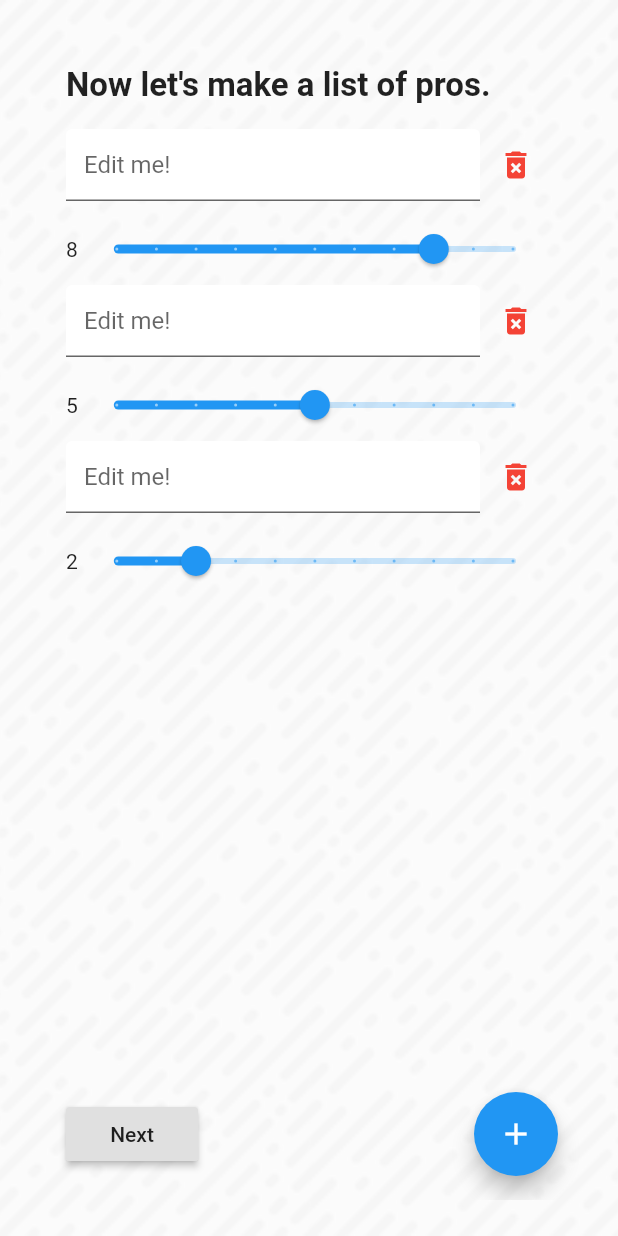
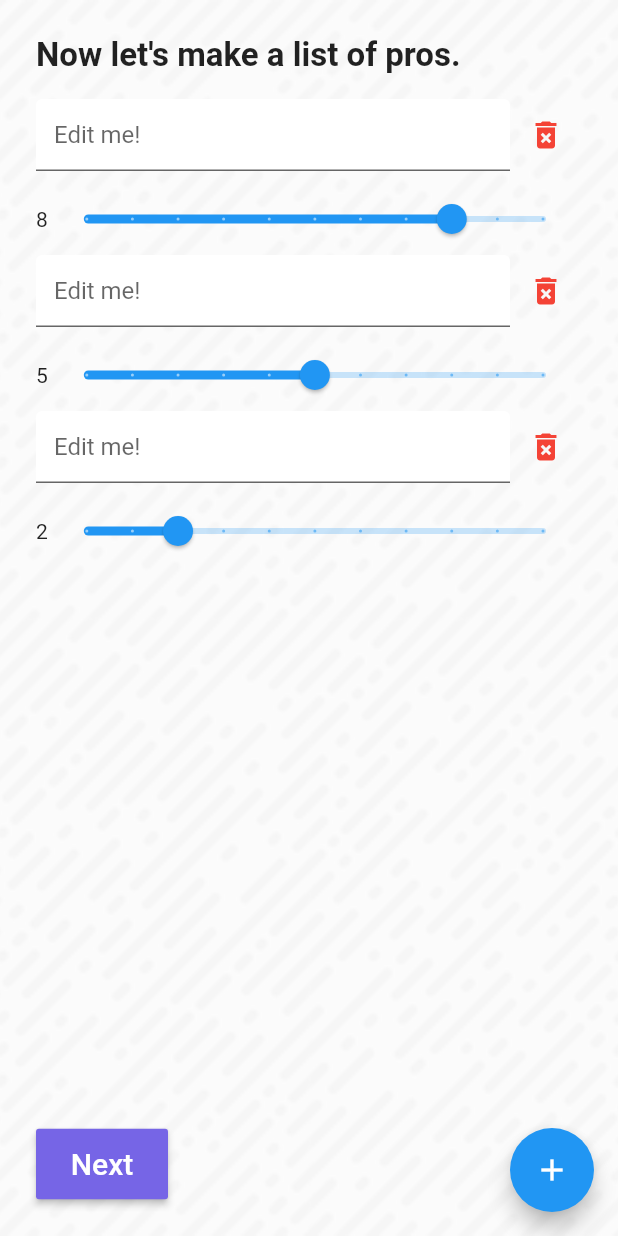
Before and after one commit to g33kidd/pros_and_cons, a Flutter app: the CreateScreen screen opened by its route, after a tap on "Next", on a phone screen of 412 x 824 dp. Run offline on Flutter 3.47's test engine with Material 2 defaults, Android fonts, the phone set to English and light mode, and no system bars; our stand-ins replace package_info.

Commit message:
Changed a bunch of textediting stuff, updated some design

```diff
--- a/lib/pages/objective.dart
+++ b/lib/pages/objective.dart
@@ -29,7 +29,7 @@
       behavior: HitTestBehavior.opaque,
       onTap: () => FocusScope.of(context).requestFocus(new FocusNode()),
       child: Container(
-        padding: const EdgeInsets.all(20.0),
+        padding: const EdgeInsets.all(24.0),
         child: Column(
           crossAxisAlignment: CrossAxisAlignment.start,
           mainAxisAlignment: MainAxisAlignment.start,
--- a/lib/pages/option_list.dart
+++ b/lib/pages/option_list.dart
@@ -30,6 +30,29 @@
     Option(title: "", importance: 2),
   ];
 
+  final List<TextEditingController> _textControllers = [];
+
+  @override
+  void initState() {
+    // TODO: implement initState
+    super.initState();
+
+    options.forEach((f) {
+      final controller = TextEditingController();
+      controller.text = f.title;
+      controller.addListener(() {
+        f.title = controller.text;
+      });
+      _textControllers.add(controller);
+    });
+  }
+
+  @override
+  void dispose() {
+    super.dispose();
+    _textControllers.forEach((f) => f.dispose());
+  }
+
   @override
   Widget build(BuildContext context) {
     TextStyle _headerText = TextStyle(
@@ -47,7 +70,7 @@
       floatingActionButton: FloatingActionButton(
         child: Icon(Icons.add),
         onPressed: () {
-          options.add(Option(title: "Edit me", importance: 0));
+          options.add(Option(title: "", importance: 2));
           FocusScope.of(context).requestFocus(new FocusNode());
           setState(() {});
           listController.animateTo(
@@ -55,11 +78,17 @@
             duration: Duration(milliseconds: 400),
             curve: Curves.ease,
           );
+          Option option = options.last;
+          final controller = TextEditingController();
+          controller.addListener(() {
+            option.title = controller.text;
+          });
+          _textControllers.add(controller);
           widget.onChanged(options);
         },
       ),
       body: Container(
-        padding: EdgeInsets.all(20.0),
+        padding: EdgeInsets.all(24.0),
         child: Column(
           crossAxisAlignment: CrossAxisAlignment.start,
           mainAxisAlignment: MainAxisAlignment.start,
@@ -72,6 +101,8 @@
                 controller: listController,
                 itemCount: options.length,
                 itemBuilder: (ctx, index) {
+                  final option = options[index];
+                  final controller = _textControllers[index];
                   return Column(
                     children: <Widget>[
                       Row(
@@ -80,9 +111,9 @@
                             child: TextField(
                               textCapitalization: TextCapitalization.sentences,
                               onChanged: (s) {
-                                setState(() {
-                                  options[index].title = s;
-                                });
+                                controller.value = controller.value.copyWith(
+                                  text: s,
+                                );
                                 widget.onChanged(options);
                               },
                               decoration: InputDecoration(
@@ -90,6 +121,7 @@
                                 hintText: "Edit me!",
                                 fillColor: Colors.white,
                               ),
+                              controller: controller,
                             ),
                           ),
                           IconButton(
@@ -99,7 +131,8 @@
                             ),
                             onPressed: () {
                               setState(() {
-                                options.removeAt(index);
+                                options.remove(option);
+                                _textControllers.remove(controller);
                               });
                             },
                           )
@@ -108,16 +141,14 @@
                       SizedBox(height: 8.0),
                       Row(
                         children: <Widget>[
-                          Text(
-                            "${options[index].importance.toInt()}",
-                          ),
+                          Text("${option.importance.toInt()}"),
                           Flexible(
                             child: Slider(
-                              value: options[index].importance,
+                              value: option.importance,
                               divisions: 10,
                               onChanged: (i) {
                                 setState(() {
-                                  options[index].importance = i;
+                                  option.importance = i;
                                 });
                                 widget.onChanged(options);
                               },
@@ -133,7 +164,15 @@
               ),
             ),
             RaisedButton(
-              child: Text("Next"),
+              padding: EdgeInsets.all(12.0),
+              child: Text(
+                "Next",
+                style: TextStyle(
+                  color: Colors.white,
+                  fontSize: 20.0,
+                ),
+              ),
+              color: Color(0xFF7665E6),
               onPressed: () {
                 FocusScope.of(context).requestFocus(new FocusNode());
                 widget.pageController.nextPage(
--- a/lib/pages/results.dart
+++ b/lib/pages/results.dart
@@ -18,17 +18,35 @@
       fontWeight: FontWeight.w500,
     );
 
-    return ListView(
+    TextStyle _listTextStyle = TextStyle(
+      fontSize: 18.0,
+      fontWeight: FontWeight.w400,
+      color: Colors.grey[600],
+      height: 1.2,
+    );
+
+    TextStyle _infoStyle = TextStyle(
+      fontSize: 24.0,
+      fontWeight: FontWeight.w800,
+      color: Colors.white,
+    );
+
+    return Padding(
+      padding: EdgeInsets.only(
+        top: 24.0,
+        right: 24.0,
+        left: 24.0,
+      ),
+      child: ListView(
         children: <Widget>[
           Text(decision.objective, style: _headerStyle),
           SizedBox(height: 24.0),
-
           Column(
             crossAxisAlignment: CrossAxisAlignment.start,
             mainAxisAlignment: MainAxisAlignment.start,
             children: <Widget>[
               Text(
-                  "Positives (${decision.pros.length})",
+                "${decision.pros.length} Positives",
                 style: TextStyle(
                   color: Colors.green,
                   fontSize: 22.0,
@@ -37,17 +55,19 @@
               SizedBox(
                 height: 18.0,
               ),
-                for (var p in decision.pros) Text(p.title),
+              for (var p in decision.pros)
+                Text("${p.title} (${p.importance.toInt()})",
+                    style: _listTextStyle),
               SizedBox(height: 8.0),
             ],
           ),
-        SizedBox(height: 24.0),
+          SizedBox(height: 18.0),
           Column(
             crossAxisAlignment: CrossAxisAlignment.start,
             mainAxisAlignment: MainAxisAlignment.start,
             children: <Widget>[
               Text(
-              "Negatives (${decision.cons.length})",
+                "${decision.cons.length} Negatives",
                 style: TextStyle(
                   color: Colors.red,
                   fontSize: 22.0,
@@ -56,11 +76,74 @@
               SizedBox(
                 height: 18.0,
               ),
-            for (var c in decision.cons) Text(c.title),
+              for (var c in decision.cons)
+                Text(
+                  "${c.title} (${c.importance.toInt()})",
+                  style: _listTextStyle,
+                ),
               SizedBox(height: 8.0),
             ],
           ),
+          SizedBox(height: 32.0),
+          Row(
+            mainAxisAlignment: MainAxisAlignment.spaceBetween,
+            children: <Widget>[
+              Text("PRO SCORE",
+                  style:
+                      TextStyle(fontSize: 22.0, fontWeight: FontWeight.w300)),
+              Text(
+                "${proScore.toInt().toString()}",
+                style: TextStyle(
+                  fontSize: 22.0,
+                  color: Colors.green[300],
+                ),
+              ),
             ],
+          ),
+          SizedBox(height: 12.0),
+          Row(
+            mainAxisAlignment: MainAxisAlignment.spaceBetween,
+            children: <Widget>[
+              Text("CON SCORE",
+                  style:
+                      TextStyle(fontSize: 22.0, fontWeight: FontWeight.w300)),
+              Text(
+                "${conScore.toInt().toString()}",
+                style: TextStyle(
+                  fontSize: 22.0,
+                  color: Colors.red[300],
+                ),
+              ),
+            ],
+          ),
+          SizedBox(height: 12.0),
+          Row(
+            mainAxisAlignment: MainAxisAlignment.spaceBetween,
+            children: <Widget>[
+              Text("DECISION SCORE",
+                  style:
+                      TextStyle(fontSize: 28.0, fontWeight: FontWeight.w600)),
+              Text(
+                "${modScore.toInt().toString()}",
+                style: TextStyle(
+                  fontSize: 28.0,
+                  fontWeight: FontWeight.w800,
+                  color: (modScore > 0) ? Colors.green : Colors.red,
+                ),
+              ),
+            ],
+          ),
+          SizedBox(height: 24.0),
+          RaisedButton(
+            padding: EdgeInsets.symmetric(vertical: 16.0),
+            child: Text("FINISH", style: _infoStyle),
+            color: Color(0xFF7665E6),
+            onPressed: () {
+              Navigator.pushReplacementNamed(context, "/Home");
+            },
+          ),
+        ],
+      ),
     );
 
     // return Column(
--- a/lib/screens/create.dart
+++ b/lib/screens/create.dart
@@ -34,8 +34,6 @@
               ),
             ),
           ),
-          child: Padding(
-            padding: EdgeInsets.all(24.0),
           child: PageView(
             physics: NeverScrollableScrollPhysics(),
             controller: pageController,
@@ -75,7 +73,6 @@
           ),
         ),
       ),
-      ),
     );
   }
 }
--- a/pubspec.yaml
+++ b/pubspec.yaml
@@ -11,7 +11,7 @@
 # In iOS, build-name is used as CFBundleShortVersionString while build-number used as CFBundleVersion.
 # Read more about iOS versioning at
 # https://developer.apple.com/library/archive/documentation/General/Reference/InfoPlistKeyReference/Articles/CoreFoundationKeys.html
-version: 1.0.1+2
+version: 1.1.0+3
 
 environment:
   sdk: ">=2.2.2 <3.0.0"
```
Also changed, not shown: assets/feature.png, assets/logo – 1.png (added), flutter_01.png (added), flutter_02.png (added), flutter_03.png (added). Lines whose indentation alone changed are shown as unchanged.
